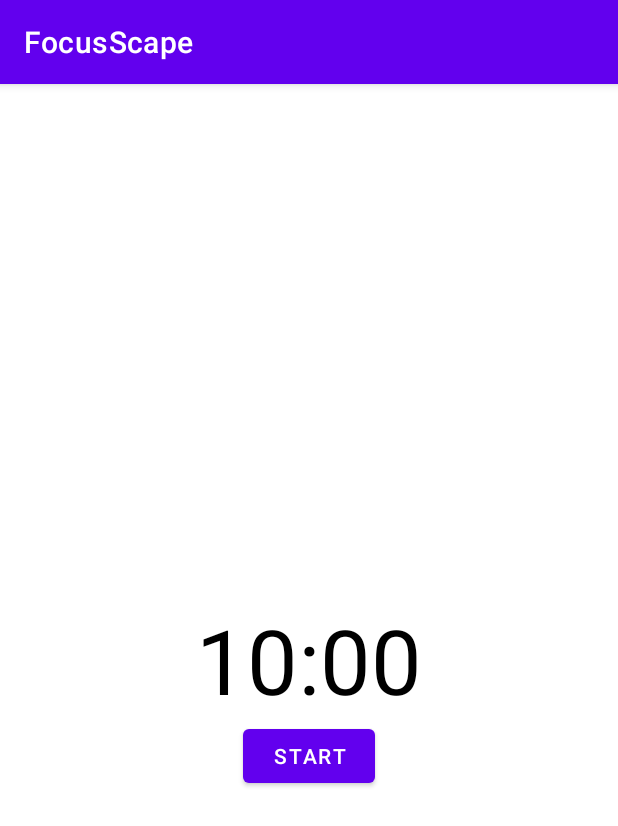
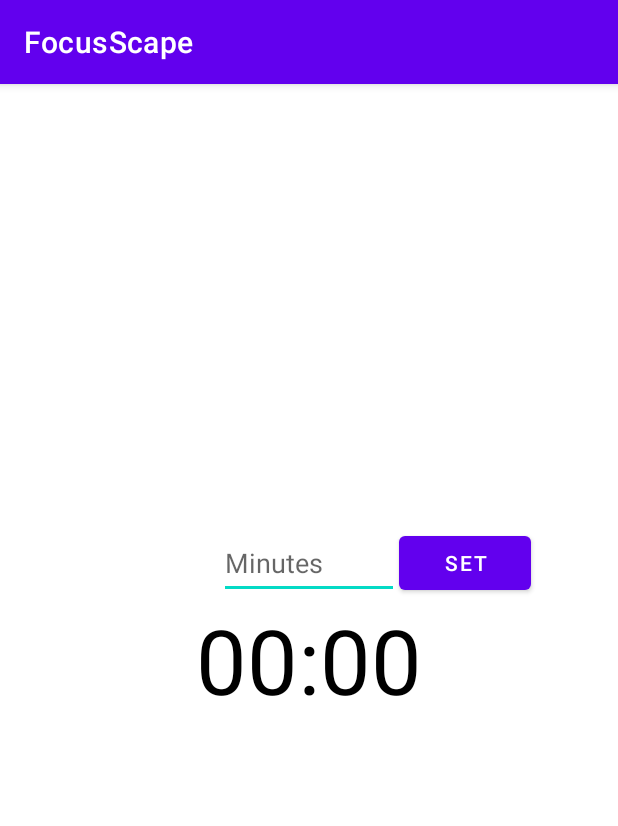
Before and after one commit to jasperket/FocusScape, an Android app: the PomodoroTimer screen opened directly, with no data from a screen before it, on a phone screen of 412 x 824 dp. Shown: the top 826 px of the screen. Run offline under Robolectric (Android 15) with nearby library versions, the light colour scheme and no system bars.

Commit message:
ADDED SET MINUTES
This functionality is not yet finished, check 7:48 in the video.

```diff
--- a/app/src/main/java/com/example/focusscape/PomodoroTimer.java
+++ b/app/src/main/java/com/example/focusscape/PomodoroTimer.java
@@ -1,20 +1,22 @@
 package com.example.focusscape;
 
-import androidx.annotation.NonNull;
 import androidx.appcompat.app.AppCompatActivity;
 
+import android.content.SharedPreferences;
 import android.os.Bundle;
 import android.os.CountDownTimer;
 import android.view.View;
 import android.widget.Button;
+import android.widget.EditText;
 import android.widget.TextView;
+import android.widget.Toast;
 
 import java.util.Locale;
 
 public class PomodoroTimer extends AppCompatActivity {
-    private static final long START_TIME_IN_MILLIS = 600000;
-
+    private EditText mEditTextMins;
     private TextView mTextViewCountdown;
+    private Button mButtonSetMins;
     private Button mButtonStartPause;
     private Button mButtonReset;
 
@@ -22,8 +24,10 @@ public class PomodoroTimer extends AppCompatActivity {
 
     private boolean mTimerRunning;
 
-    private long mTimeLeftInMillis = START_TIME_IN_MILLIS;
+    private long mStartTimeInMillis;
+    private long mTimeLeftInMillis;
     private long mEndTime;
+
     @Override
     protected void onCreate(Bundle savedInstanceState) {
         super.onCreate(savedInstanceState);
@@ -32,6 +36,30 @@ public class PomodoroTimer extends AppCompatActivity {
         mTextViewCountdown = findViewById(R.id.textViewCountdown);
         mButtonStartPause = findViewById(R.id.btnStartPause);
         mButtonReset = findViewById(R.id.btnReset);
+        mEditTextMins = findViewById(R.id.editTextMins);
+        mButtonSetMins = findViewById(R.id.btnSetMinutes);
+
+        mButtonSetMins.setOnClickListener(new View.OnClickListener() {
+            @Override
+            public void onClick(View view) {
+                String inputMins = String.valueOf(mEditTextMins.getText());
+                if(inputMins.length() == 0) {
+                    Toast.makeText(view.getContext(),"Field can't be empty",
+                            Toast.LENGTH_SHORT).show();
+                    return;
+                }
+
+                long millisInput = Long.parseLong(inputMins) * 60000;
+                if(millisInput == 0) {
+                    Toast.makeText(view.getContext(),"Please enter a positive number",
+                            Toast.LENGTH_SHORT).show();
+                    return;
+                }
+
+                setTime(millisInput);
+                mEditTextMins.setText("");
+            }
+        });
 
         mButtonStartPause.setOnClickListener(new View.OnClickListener() {
             @Override
@@ -51,7 +79,11 @@ public class PomodoroTimer extends AppCompatActivity {
             }
         });
 
-        updateCountDownText();
+    }
+
+    private void setTime(long milliseconds) {
+        mStartTimeInMillis = milliseconds;
+        resetTimer();
     }
 
     public void startTimer() {
@@ -81,7 +113,7 @@ public class PomodoroTimer extends AppCompatActivity {
     }
 
     public void resetTimer() {
-        mTimeLeftInMillis = START_TIME_IN_MILLIS;
+        mTimeLeftInMillis = mStartTimeInMillis;
         updateCountDownText();
         updateButtons();
     }
@@ -107,7 +139,7 @@ public class PomodoroTimer extends AppCompatActivity {
                 mButtonStartPause.setVisibility(View.VISIBLE);
             }
 
-            if(mTimeLeftInMillis < START_TIME_IN_MILLIS) {
+            if(mTimeLeftInMillis < mStartTimeInMillis) {
                 mButtonReset.setVisibility(View.VISIBLE);
             } else {
                 mButtonReset.setVisibility(View.INVISIBLE);
@@ -116,26 +148,46 @@ public class PomodoroTimer extends AppCompatActivity {
     }
 
     @Override
-    protected void onSaveInstanceState(@NonNull Bundle outState) {
-        super.onSaveInstanceState(outState);
-        outState.putLong("millisLeft",mTimeLeftInMillis);
-        outState.putBoolean("timerRunning",mTimerRunning);
-        outState.putLong("endTime",mEndTime);
+    protected void onStop() {
+        super.onStop();
+
+        SharedPreferences prefs = getSharedPreferences("prefs",MODE_PRIVATE);
+        SharedPreferences.Editor editor = prefs.edit();
+
+        editor.putLong("millisLeft",mTimeLeftInMillis);
+        editor.putBoolean("timerRunning",mTimerRunning);
+        editor.putLong("endTime",mEndTime);
+
+        editor.apply();
+
+        if(mCountDownTimer != null) {
+            mCountDownTimer.cancel();
+        }
     }
 
     @Override
-    protected void onRestoreInstanceState(@NonNull Bundle savedInstanceState) {
-        super.onRestoreInstanceState(savedInstanceState);
+    protected void onStart() {
+        super.onStart();
 
-        mTimeLeftInMillis = savedInstanceState.getLong("millisLeft");
-        mTimerRunning = savedInstanceState.getBoolean("timerRunning");
+        SharedPreferences prefs = getSharedPreferences("prefs",MODE_PRIVATE);
+
+        mTimeLeftInMillis = prefs.getLong("millisLeft", mStartTimeInMillis);
+        mTimerRunning = prefs.getBoolean("timerRunning", false);
         updateCountDownText();
         updateButtons();
 
         if(mTimerRunning) {
-            mEndTime = savedInstanceState.getLong("endTime");
+            mEndTime = prefs.getLong("endTime",0);
             mTimeLeftInMillis = mEndTime - System.currentTimeMillis();
-            startTimer();
+
+            if(mTimeLeftInMillis < 0) {
+                mTimeLeftInMillis = 0;
+                mTimerRunning = false;
+                updateCountDownText();
+                updateButtons();
+            } else {
+                startTimer();
+            }
         }
     }
 }
--- a/app/src/main/res/layout/activity_pomodoro_timer.xml
+++ b/app/src/main/res/layout/activity_pomodoro_timer.xml
@@ -20,7 +20,7 @@
         android:id="@+id/btnStartPause"
         android:layout_width="wrap_content"
         android:layout_height="wrap_content"
-        android:layout_below="@+id/textViewCountdown"
+        android:layout_below="@id/textViewCountdown"
         android:layout_centerHorizontal="true"
         android:text="start"/>
 
@@ -28,12 +28,32 @@
         android:id="@+id/btnReset"
         android:layout_width="wrap_content"
         android:layout_height="wrap_content"
-        android:layout_below="@+id/textViewCountdown"
         android:layout_marginStart="11dp"
-        android:layout_toEndOf="@+id/btnStartPause"
+        android:layout_below="@id/textViewCountdown"
+        android:layout_toRightOf="@id/btnStartPause"
         android:text="reset"
         android:visibility="invisible"
         tools:visibility="visible"/>
 
+    <EditText
+        android:id="@+id/editTextMins"
+        android:layout_width="120dp"
+        android:layout_height="wrap_content"
+        android:layout_above="@id/textViewCountdown"
+        android:layout_centerHorizontal="true"
+        android:maxLength="4"
+        android:ems="10"
+        android:hint="Minutes"
+        android:inputType="number"
+        android:minHeight="48dp" />
+
+    <Button
+        android:id="@+id/btnSetMinutes"
+        android:layout_width="wrap_content"
+        android:layout_height="wrap_content"
+        android:layout_toEndOf="@id/editTextMins"
+        android:layout_above="@id/textViewCountdown"
+        android:text="Set" />
+
 
 </RelativeLayout>
```
